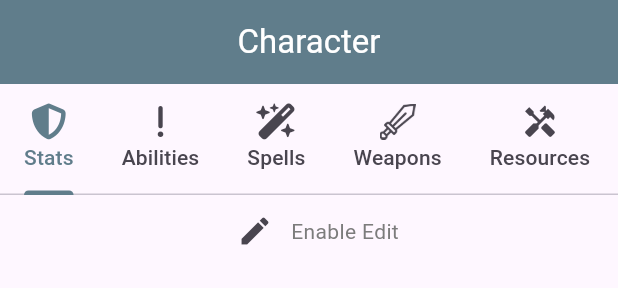
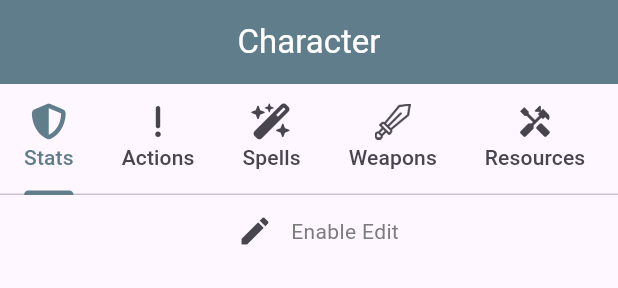
Before and after one commit to skeptickal/homeBrewed, a Flutter app: the CharacterViewerScreen widget shown alone on an empty page, opened directly with empty values, on a phone screen of 412 x 824 dp. Shown: the top 288 px of the screen. Run offline on Flutter 3.47's test engine with Material 3 defaults, Android fonts, the phone set to English and light mode, and no system bars; our stand-ins replace bloc, cloud_firestore, equatable, firebase_auth, firebase_core, firebase_messaging and 4 more; accounts and stored records are empty.

Commit message:
renamed abilities to actions

```diff
--- a/dnd_character_manager/lib/pages/character_viewer_screen.dart
+++ b/dnd_character_manager/lib/pages/character_viewer_screen.dart
@@ -32,7 +32,7 @@ class CharacterViewerScreen extends StatelessWidget {
                   tabAlignment: TabAlignment.start,
                   tabs: const [
                     Tab(text: 'Stats', icon: FaIcon(FontAwesomeIcons.shieldHalved)),
-                    Tab(text: 'Abilities', icon: FaIcon(FontAwesomeIcons.exclamation)),
+                    Tab(text: 'Actions', icon: FaIcon(FontAwesomeIcons.exclamation)),
                     Tab(text: 'Spells', icon: FaIcon(FontAwesomeIcons.wandMagicSparkles)),
                     Tab(text: 'Weapons', icon: ImageIcon(AssetImage('assets/sword.png'))),
                     Tab(text: 'Resources', icon: Icon(Icons.handyman)),
@@ -46,7 +46,7 @@ class CharacterViewerScreen extends StatelessWidget {
                   child: TabBarView(
                     children: [
                       StatTab(charID: bio.charID!),
-                      Center(child: Text('Abilities ${bio.charID}')),
+                      Center(child: Text('Actions ${bio.charID}')),
                       const Center(child: Text('Spells')),
                       const Center(child: Text('Weapons')),
                       const Center(child: Text('Resources')),
```
